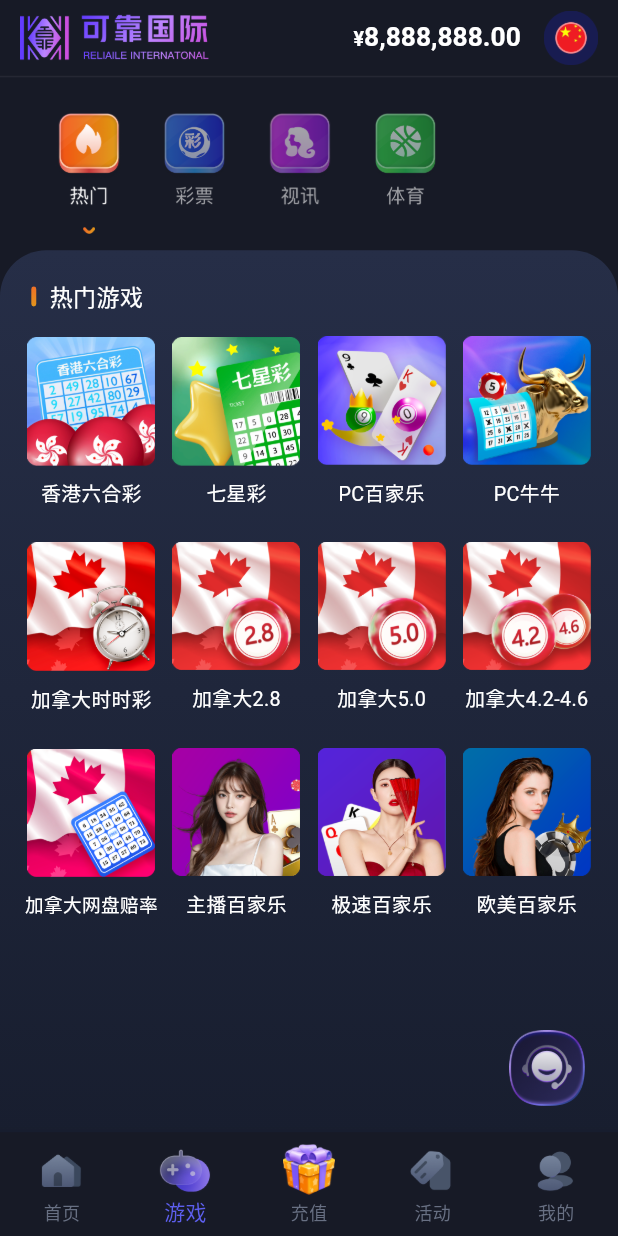
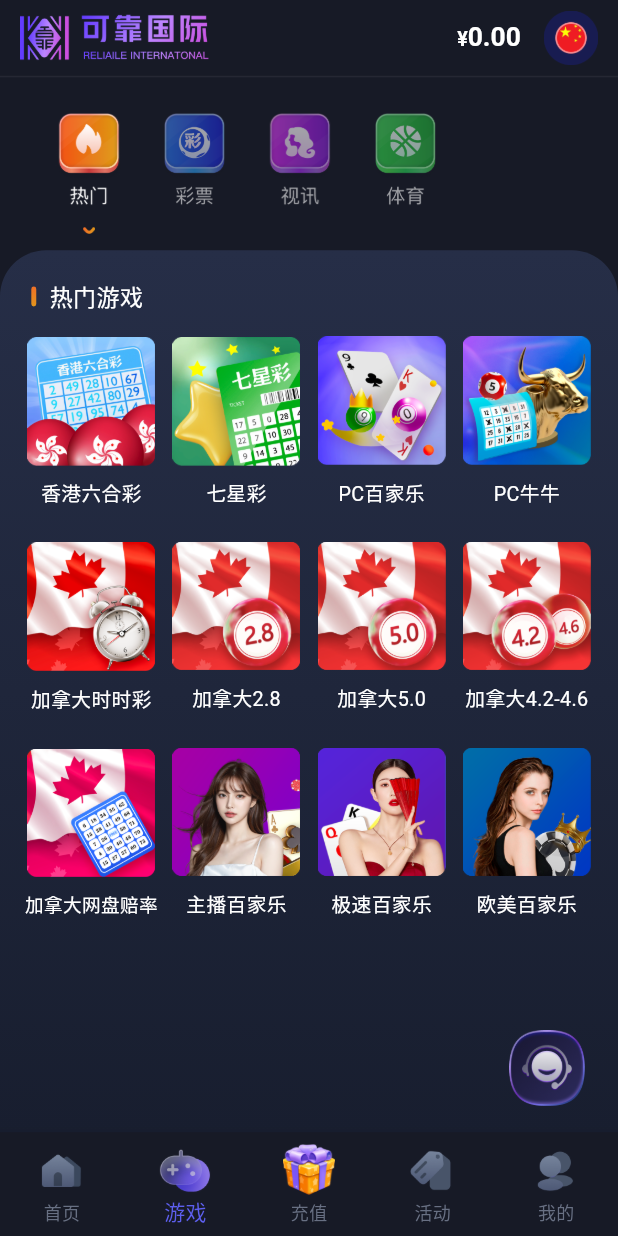
Before and after one commit to M78Code/flutter_kk_guoji, a Flutter app: the screen it shows after launch, item 2 of the bottom bar chosen, on a phone screen of 412 x 824 dp. Run offline on Flutter 3.47's test engine with Material 3 defaults, Android fonts, the light colour scheme and no system bars; our stand-ins replace card_swiper, date_format, device_info_plus, dio, flutter_screenutil, fluttertoast and 5 more; missing offline and left inert: dart:ffi; accounts and stored records are empty; network calls fail; project files that could hold a hidden picture were left out.

Commit message:
用户余额/api/user/getUserMoney  接口对接

```diff
--- /dev/null
+++ b/lib/common/api/account_api.dart
@@ -0,0 +1,17 @@
+import 'package:kkguoji/common/models/user_money_model.dart';
+import 'package:kkguoji/services/config.dart';
+import 'package:kkguoji/services/http_request.dart';
+
+class AccountApi {
+  /// 分类列表
+  static Future<UserMoneyModel?> getUserMoney() async {
+    var result = await HttpRequest.request(HttpConfig.getUserMoney,params: {"is_mobile":"1"});
+    if (result["code"] == 200) {
+      UserMoneyModel? model = UserMoneyModel.fromJson(result['data']);
+      if (model != null) {
+        return model;
+      };
+    }
+    return null;
+  }
+}
--- /dev/null
+++ b/lib/common/models/user_money_model.dart
@@ -0,0 +1,18 @@
+class UserMoneyModel {
+  String? money;
+  String? betMoney;
+
+  UserMoneyModel({this.money, this.betMoney});
+
+  UserMoneyModel.fromJson(Map<String, dynamic> json) {
+    money = json['money'];
+    betMoney = json['bet_money'];
+  }
+
+  Map<String, dynamic> toJson() {
+    final Map<String, dynamic> data = new Map<String, dynamic>();
+    data['money'] = this.money;
+    data['bet_money'] = this.betMoney;
+    return data;
+  }
+}
--- a/lib/pages/games/games_logic.dart
+++ b/lib/pages/games/games_logic.dart
@@ -1,14 +1,16 @@
 
 import 'package:flutter/cupertino.dart';
 import 'package:get/get.dart';
+import 'package:kkguoji/common/api/account_api.dart';
+import 'package:kkguoji/common/api/games_api.dart';
+import '../../common/models/user_money_model.dart';
 import '../../generated/assets.dart';
 
 class GamesLogic extends GetxController {
 
   var currentIndex  = 0;
   late PageController pageController = PageController(initialPage: 0);
-
-  // late List<List<String>> dataList;
+  UserMoneyModel? userMoneyModel;
 
   final List<List<String>> menuList = [
     [Assets.gamesGamesHot, Assets.gamesGamesHotArrow,"热门","热门游戏"],
@@ -54,12 +56,27 @@ class GamesLogic extends GetxController {
     currentIndex = index;
     update(["menu"]);
   }
+  initUserMoney() async {
+    // var result = GamesApi.games();
+    UserMoneyModel? userMoney = await AccountApi.getUserMoney();
+    if (userMoney != null) {
+      userMoneyModel = userMoney;
+    }
+  }
+  initGames() async {
+    // var result = GamesApi.games();
+    // UserMoneyModel? userMoney = await GamesApi.games();
+    // if (userMoney != null) {
+    //   userMoneyModel = userMoney;
+    // }
+  }
 
   @override
   void onInit() {
     // TODO: implement onInit
     super.onInit();
 
-    // dataList = lotteryList;
+
   }
+
 }
--- a/lib/pages/games/games_page.dart
+++ b/lib/pages/games/games_page.dart
@@ -6,23 +6,46 @@ import 'package:kkguoji/generated/assets.dart';
 import 'package:kkguoji/pages/games/games_logic.dart';
 import './widgets/index.dart';
 
-
-
-class KKGamesPage extends GetView<GamesLogic> {
+class KKGamesPage extends StatefulWidget {
   const KKGamesPage({Key? key}) : super(key: key);
 
   @override
+  State<KKGamesPage> createState() => _KKGamesPageState();
+}
+
+class _KKGamesPageState extends State<KKGamesPage>
+    with AutomaticKeepAliveClientMixin {
+
+  final GamesLogic controller = Get.find<GamesLogic>();
+
+  @override
+  bool get wantKeepAlive => true;
+  final _KKGamesPageGetX pageGetx = _KKGamesPageGetX();
+
+  @override
   Widget build(BuildContext context) {
+    super.build(context);
+    return pageGetx;
+  }
+  @override
+  void didChangeDependencies() {
+    super.didChangeDependencies();
+
+      print("didChangeDependencies");
+      controller.initUserMoney();
+  }
+}
+
+class _KKGamesPageGetX extends GetView<GamesLogic> {
+
+  @override
+  Widget build(BuildContext context) {
+    // Get.put(GamesLogic());
     return SafeArea(
       child: Scaffold(
         body:Stack(
           children: [
-            GetBuilder(
-              init: GamesLogic(),
-              builder: (_) {
-                return _buildView();
-              },
-            ),
+            _buildView(),
             Positioned(
               bottom: 16.w,
               right: 20.w,
--- a/lib/pages/games/widgets/games_top_widget.dart
+++ b/lib/pages/games/widgets/games_top_widget.dart
@@ -1,6 +1,7 @@
 import 'package:flutter/material.dart';
 import 'package:flutter_screenutil/flutter_screenutil.dart';
 import 'package:get/get.dart';
+import 'package:kkguoji/pages/games/games_logic.dart';
 
 import '../../../generated/assets.dart';
 
@@ -15,7 +16,9 @@ class KKGamesTopWidget extends StatelessWidget {
         mainAxisAlignment: MainAxisAlignment.spaceBetween,
         children: [
           Image.asset(Assets.imagesHomeTopLogo, width: 115.w, height: 30.w,).marginOnly(left: 12.w),
-          Row(
+          GetBuilder<GamesLogic>(
+            builder: (controller) {
+              return Row(
                 mainAxisAlignment:MainAxisAlignment.start,
                 crossAxisAlignment: CrossAxisAlignment.center,
                 children: [
@@ -26,13 +29,15 @@ class KKGamesTopWidget extends StatelessWidget {
                         style: TextStyle(color: Color(0xFFFFFFFF), fontSize: 12.sp, fontWeight: FontWeight.bold),
                       ),
                       TextSpan(
-                      text: "8,888,888.00",
+                        text: controller.userMoneyModel?.betMoney ?? "0.00",
                         style: TextStyle(color: Colors.white, fontSize: 16.sp, fontWeight: FontWeight.bold),
                       ),
                     ],
                   )).marginOnly(right: 14.sp),
                   Image.asset(Assets.gamesGamesCurrenceCn, width: 33.sp, height: 33.sp,).marginOnly(right: 12.w),
                 ],
+              );
+            },
           )
         ],
       ),
--- a/lib/pages/main/binding/bindings.dart
+++ b/lib/pages/main/binding/bindings.dart
@@ -1,5 +1,6 @@
 import 'package:get/get.dart';
 import 'package:kkguoji/base/logic/gloabal_state_controller.dart';
+import 'package:kkguoji/pages/games/games_logic.dart';
 import 'package:kkguoji/pages/home/logic/logic.dart';
 import 'package:kkguoji/pages/main/logic/main_logic.dart';
 
@@ -10,5 +11,6 @@ class mainBinding extends Bindings {
     Get.lazyPut(() => GlobalStateController());
     Get.lazyPut(()=> MainPageLogic());
     Get.lazyPut(() => HomeLogic());
+    Get.lazyPut(() => GamesLogic());
   }
 }
--- a/lib/pages/main/view/main_page.dart
+++ b/lib/pages/main/view/main_page.dart
@@ -34,7 +34,7 @@ class _KKMainPageState extends State<KKMainPage> {
   ];
   final controller = Get.find<MainPageLogic>();
 
-  final List _pages = [KKHomePage(), const KKGamesPage(), const RechangePage(), ActivityPage(),const MinePage()];
+  final List _pages = [KKHomePage(), KKGamesPage(), const RechangePage(), const ActivityPage(),const MinePage()];
 
   @override
   Widget build(BuildContext context) {
```
Also changed, not shown: lib/common/api/games_api.dart (added, +13 -0 lines), lib/services/config.dart (+4 -3 lines), lib/services/http_request.dart (+32 -20 lines). Lines whose indentation alone changed are shown as unchanged.
